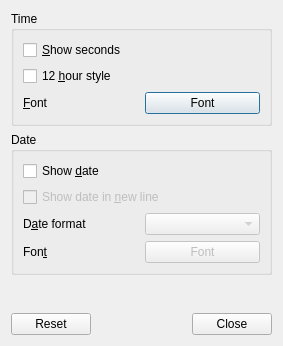
lxqt/lxqt-panel, file plugin-clock/razorclockconfiguration.ui: the form before one commit.
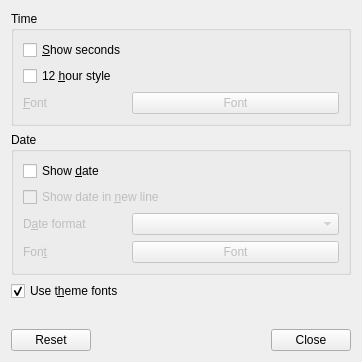
The form after the commit.

Commit message: Themes supported

```diff
--- a/plugin-clock/razorclockconfiguration.ui
+++ b/plugin-clock/razorclockconfiguration.ui
@@ -6,8 +6,8 @@
    <rect>
     <x>0</x>
     <y>0</y>
-    <width>283</width>
-    <height>346</height>
+    <width>362</width>
+    <height>362</height>
    </rect>
   </property>
   <property name="windowTitle">
@@ -19,15 +19,15 @@
      <property name="title">
       <string>Time</string>
      </property>
-     <layout class="QGridLayout" name="gridLayout_3">
-      <item row="0" column="0">
+     <layout class="QGridLayout" name="gridLayout_3" columnstretch="1,2">
+      <item row="0" column="0" colspan="2">
        <widget class="QCheckBox" name="showSecondsCB">
         <property name="text">
          <string>&amp;Show seconds</string>
         </property>
        </widget>
       </item>
-      <item row="1" column="0">
+      <item row="1" column="0" colspan="2">
        <widget class="QCheckBox" name="ampmClockCB">
         <property name="text">
          <string>12 &amp;hour style</string>
@@ -35,7 +35,10 @@
        </widget>
       </item>
       <item row="2" column="0">
-       <widget class="QLabel" name="label">
+       <widget class="QLabel" name="timeFontL">
+        <property name="enabled">
+         <bool>false</bool>
+        </property>
         <property name="text">
          <string>&amp;Font</string>
         </property>
@@ -46,6 +49,9 @@
       </item>
       <item row="2" column="1">
        <widget class="QPushButton" name="timeFontB">
+        <property name="enabled">
+         <bool>false</bool>
+        </property>
         <property name="text">
          <string>Font</string>
         </property>
@@ -59,7 +65,7 @@
      <property name="title">
       <string>Date</string>
      </property>
-     <layout class="QGridLayout" name="gridLayout_2">
+     <layout class="QGridLayout" name="gridLayout_2" columnstretch="1,2">
       <item row="0" column="0" colspan="2">
        <widget class="QCheckBox" name="showDateCB">
         <property name="text">
@@ -67,18 +73,11 @@
         </property>
        </widget>
       </item>
-      <item row="1" column="0" colspan="2">
-       <widget class="QCheckBox" name="dateOnNewLineCB">
-        <property name="enabled">
-         <bool>false</bool>
-        </property>
-        <property name="text">
-         <string>Show date in &amp;new line</string>
-        </property>
-       </widget>
-      </item>
       <item row="2" column="0">
        <widget class="QLabel" name="dateFormatL">
+        <property name="enabled">
+         <bool>false</bool>
+        </property>
         <property name="text">
          <string>D&amp;ate format</string>
         </property>
@@ -105,7 +104,10 @@
        </widget>
       </item>
       <item row="3" column="0">
-       <widget class="QLabel" name="label_2">
+       <widget class="QLabel" name="dateFontL">
+        <property name="enabled">
+         <bool>false</bool>
+        </property>
         <property name="text">
          <string>Fon&amp;t</string>
         </property>
@@ -114,9 +116,29 @@
         </property>
        </widget>
       </item>
+      <item row="1" column="0" colspan="2">
+       <widget class="QCheckBox" name="dateOnNewLineCB">
+        <property name="enabled">
+         <bool>false</bool>
+        </property>
+        <property name="text">
+         <string>Show date in &amp;new line</string>
+        </property>
+       </widget>
+      </item>
      </layout>
     </widget>
    </item>
+   <item>
+    <widget class="QCheckBox" name="useThemeFontCB">
+     <property name="text">
+      <string>Use t&amp;heme fonts</string>
+     </property>
+     <property name="checked">
+      <bool>true</bool>
+     </property>
+    </widget>
+   </item>
    <item>
     <spacer name="verticalSpacer">
      <property name="orientation">
@@ -124,8 +146,8 @@
      </property>
      <property name="sizeHint" stdset="0">
       <size>
-       <width>20</width>
-       <height>40</height>
+       <width>1</width>
+       <height>1</height>
       </size>
      </property>
     </spacer>
```
Left out of the diff: 90 changed lines with no effect on the pictures. The commit also changes 4 other files.
